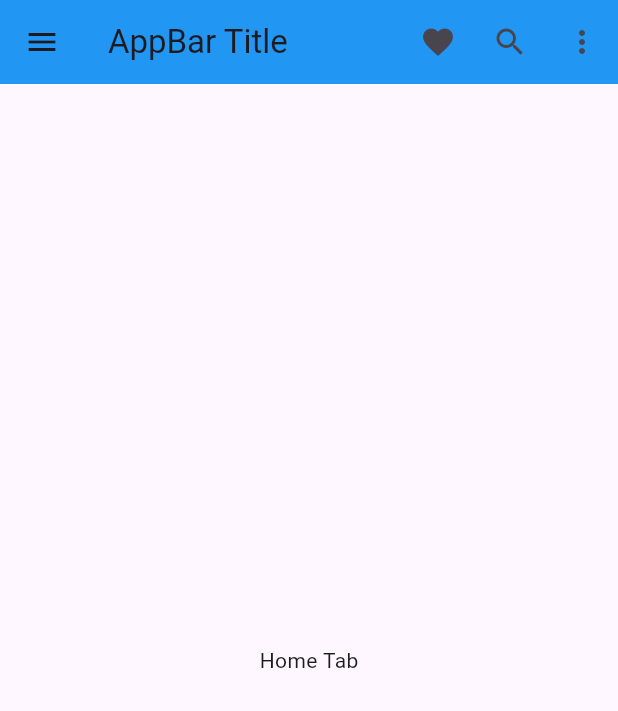
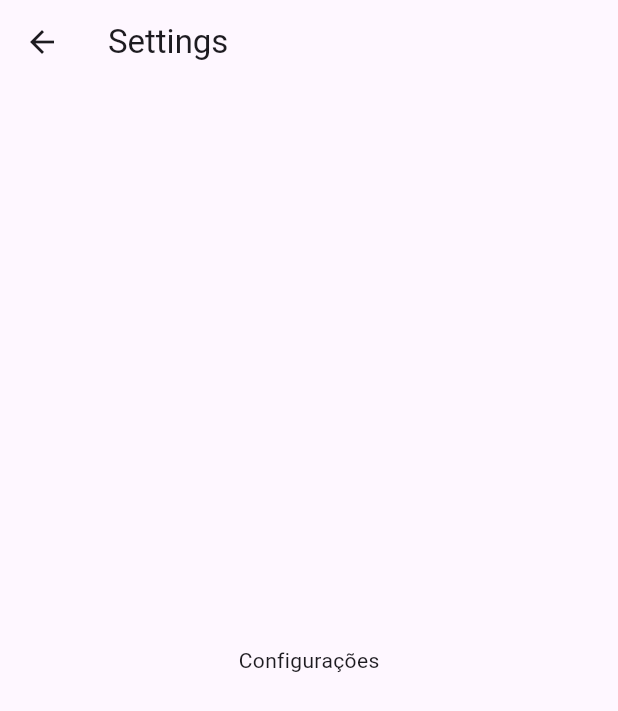
Before and after one commit to lucas132000/Flutter_Education, a Flutter app: the screen it shows after launch, in the side drawer, after a tap on "Settings", on a phone screen of 412 x 824 dp. Shown: the top 711 px of the screen. Run offline on Flutter 3.47's test engine with Material 3 defaults, Android fonts, the phone set to English and light mode, and no system bars; our stand-ins replace device_preview.

Commit message:
"Pagina de configuração associada ao menu Settings"

```diff
--- a/flutter_application_1/flutter_teste/lib/main.dart
+++ b/flutter_application_1/flutter_teste/lib/main.dart
@@ -1,6 +1,7 @@
 import 'package:device_preview/device_preview.dart';
 import 'package:flutter/material.dart';
 import 'package:flutter_localizations/flutter_localizations.dart';
+import 'package:flutter_teste/settings_screen.dart';
 
 class AppBarDemo extends StatelessWidget {
   const AppBarDemo({Key? key}) : super(key: key);
@@ -82,7 +83,6 @@ class AppBarDemo extends StatelessWidget {
                         50, // Define o raio da imagem para torná-la arredondada
                     backgroundImage: AssetImage('assets/images/profile.jpg'),
                   ),
-                  //SizedBox(height: 10), // Espaçamento abaixo da imagem
                   Text(
                     'Profile',
                     style: TextStyle(
@@ -106,7 +106,11 @@ class AppBarDemo extends StatelessWidget {
               title: Text('Settings'),
               onTap: () {
                 // Ação ao selecionar "Settings"
-                Navigator.pop(context); // Fechar o Drawer
+                Navigator.pop(context);
+                Navigator.push(
+                  context,
+                  MaterialPageRoute(builder: (context) => SettingsScreen()),
+                ); // Fechar o Drawer
               },
             ),
             ListTile(
--- /dev/null
+++ b/flutter_application_1/flutter_teste/lib/settings_screen.dart
@@ -0,0 +1,17 @@
+import 'package:flutter/material.dart';
+
+class SettingsScreen extends StatelessWidget {
+  const SettingsScreen({Key? key}) : super(key: key);
+
+  @override
+  Widget build(BuildContext context) {
+    return Scaffold(
+      appBar: AppBar(
+        title: Text('Settings'),
+      ),
+      body: Center(
+        child: Text('Configurações'),
+      ),
+    );
+  }
+}
```
